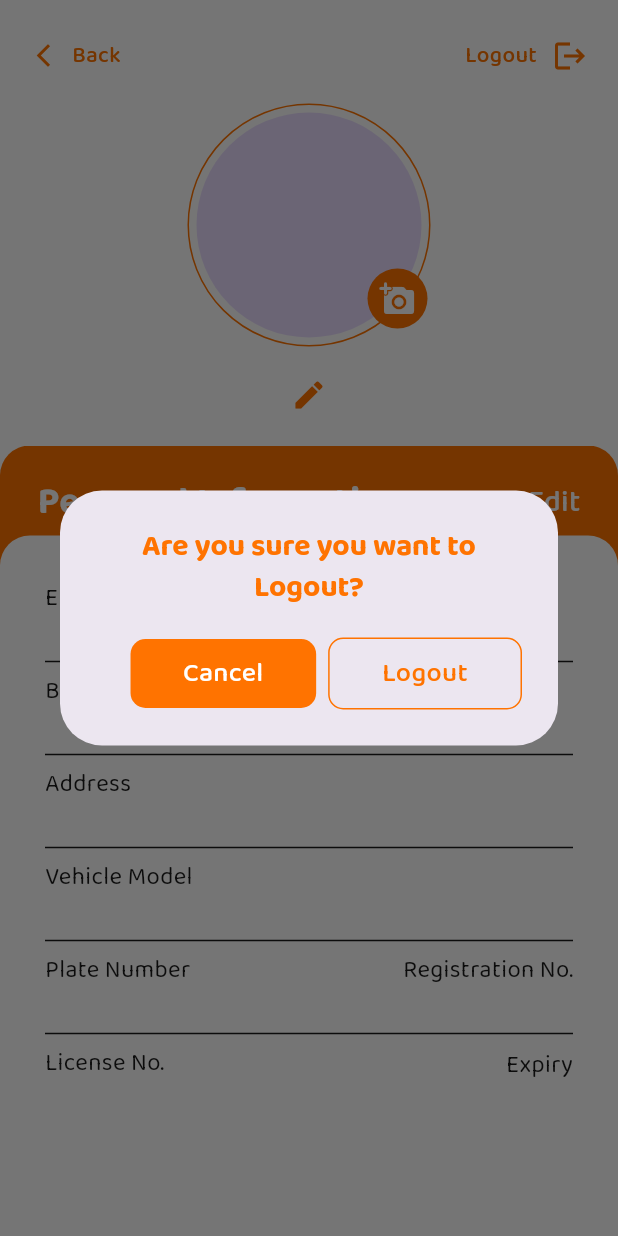
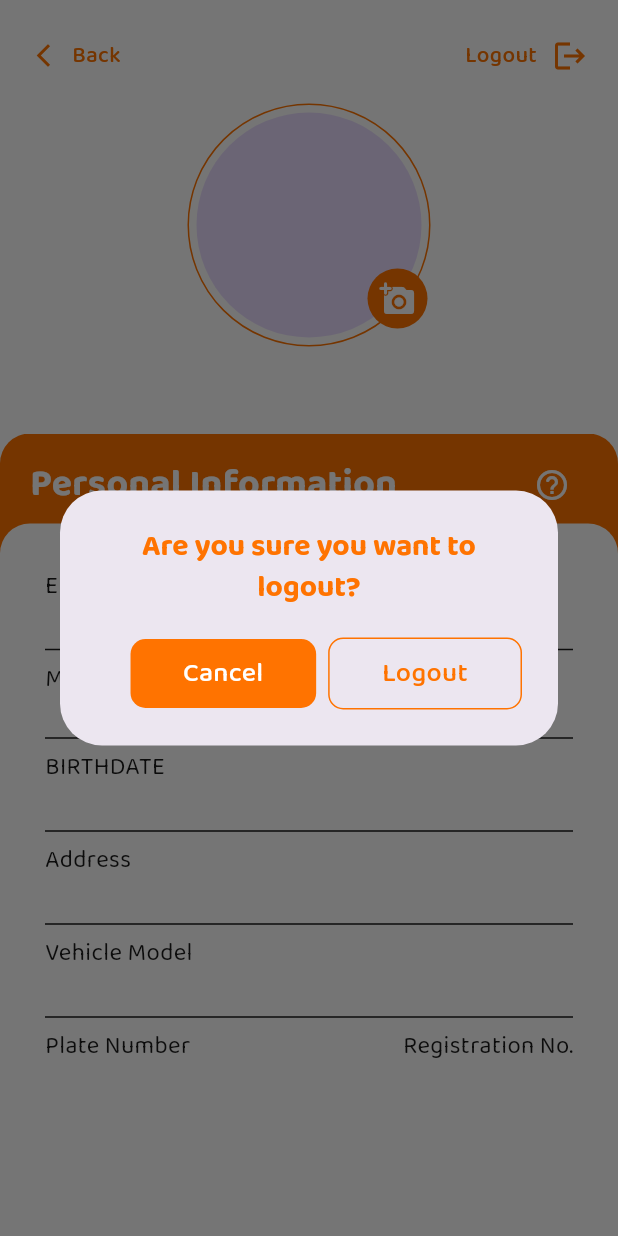
Before and after one commit to lansoyyy/zippy_rider, a Flutter app: the ProfilePage screen opened directly, after a tap on the "logout" icon, on a phone screen of 412 x 824 dp. Run offline on Flutter 3.47's test engine with Material 3 defaults, Android fonts, the phone set to English and light mode, and no system bars; our stand-ins replace cloud_firestore, firebase_auth, firebase_core, firebase_storage, fluttertoast, google_maps_flutter and 1 more; accounts and stored records are empty; network calls fail.

Commit message:
edited: user profiles

```diff
--- a/lib/screens/home_screen.dart
+++ b/lib/screens/home_screen.dart
@@ -168,6 +168,7 @@
                         SizedBox(
                           width: 300,
                           child: TextWidget(
+                            align: TextAlign.left,
                             text: 'Good Day! Rider ${userData!['name']}',
                             fontSize: 22,
                             fontFamily: 'Bold',
--- a/lib/screens/pages/profile_page.dart
+++ b/lib/screens/pages/profile_page.dart
@@ -278,7 +278,7 @@
                                 builder: (context) {
                                   return AlertDialog(
                                     title: TextWidget(
-                                      text: 'Are you sure you want to Logout?',
+                                      text: 'Are you sure you want to logout?',
                                       fontSize: 20,
                                       color: secondary,
                                       fontFamily: 'Bold',
@@ -433,24 +433,18 @@
                         ),
                       ],
                     )
-                  : Row(
-                      mainAxisAlignment: MainAxisAlignment.center,
-                      children: [
-                        TextWidget(
+                  : GestureDetector(
+                      onDoubleTap: () {
+                        setState(() {
+                          isNameEditing = true;
+                        });
+                      },
+                      child: TextWidget(
                         text: '${userData?['name']}' ?? '....',
                         fontSize: 28,
                         color: secondary,
                         fontFamily: 'Bold',
                       ),
-                        IconButton(
-                          icon: const Icon(Icons.edit, color: secondary),
-                          onPressed: () {
-                            setState(() {
-                              isNameEditing = true;
-                            });
-                          },
-                        ),
-                      ],
                     ),
             ),
             const SizedBox(
@@ -468,13 +462,12 @@
                       topRight: Radius.circular(20),
                     ),
                   ),
-                  child: Padding(
+                  child: Column(
+                    children: [
+                      Padding(
                         padding:
-                        const EdgeInsets.only(top: 20, left: 25, right: 25),
-                    child: Column(
-                      mainAxisAlignment: MainAxisAlignment.start,
-                      children: [
-                        Row(
+                            const EdgeInsets.only(left: 20, right: 20, top: 10),
+                        child: Row(
                           mainAxisAlignment: MainAxisAlignment.spaceBetween,
                           children: [
                             TextWidget(
@@ -485,34 +478,35 @@
                             ),
                             GestureDetector(
                               onTap: () {
-                                setState(() {
-                                  isNumEditing = true;
-                                  isEmailEditing = true;
-                                  isBdayEditing = true;
-                                  isAddEditing = true;
-                                  isVehEditing = true;
-                                  numberController.text =
-                                      userData!['number'] ?? '';
-                                  emailController.text =
-                                      userData!['email'] ?? '';
-                                  bdayController.text = userData!['bday'] ?? '';
-                                  addController.text =
-                                      userData!['address'] ?? '';
-                                  vehController.text =
-                                      userData!['vehicleModel'] ?? '';
-                                });
+                                // setState(() {
+                                //   isNumEditing = true;
+                                //   isEmailEditing = true;
+                                //   isBdayEditing = true;
+                                //   isAddEditing = true;
+                                //   isVehEditing = true;
+                                //   numberController.text =
+                                //       userData!['number'] ?? '';
+                                //   emailController.text =
+                                //       userData!['email'] ?? '';
+                                //   bdayController.text = userData!['bday'] ?? '';
+                                //   addController.text =
+                                //       userData!['address'] ?? '';
+                                //   vehController.text =
+                                //       userData!['vehicleModel'] ?? '';
+                                // });
                               },
-                              child: TextWidget(
-                                text: 'Edit',
-                                fontSize: 20,
-                                color: Colors.white,
-                                fontFamily: 'Medium',
+                              child: IconButton(
+                                  onPressed: () {
+                                    showToast(
+                                        'Double click each field to edit information');
+                                  },
+                                  icon: const Icon(Icons.help_outline_rounded,
+                                      color: Colors.white)),
+                            ),
+                          ],
                         ),
                       ),
                     ],
-                        ),
-                      ],
-                    ),
                   ),
                 ),
                 Positioned(
@@ -529,11 +523,12 @@
                       ),
                     ),
                     width: double.infinity,
+                    child: Padding(
+                      padding: const EdgeInsets.only(left: 30, right: 30),
                       child: Column(
                         children: [
                           Padding(
-                          padding: const EdgeInsets.only(
-                              left: 30, top: 30, right: 70),
+                            padding: const EdgeInsets.only(top: 30),
                             child: Row(
                               mainAxisAlignment: MainAxisAlignment.spaceBetween,
                               children: [
@@ -543,28 +538,17 @@
                                   color: black,
                                   fontFamily: 'Regular',
                                 ),
-                              // const SizedBox(
-                              //   width: 120,
-                              // ),
-                              TextWidget(
-                                text: 'MOBILE NUMBER',
-                                fontSize: 16,
-                                color: black,
-                                fontFamily: 'Regular',
-                              ),
                               ],
                             ),
                           ),
-                        Padding(
-                          padding: const EdgeInsets.only(left: 30),
-                          child: Row(
+                          Row(
                             mainAxisAlignment: MainAxisAlignment.start,
                             children: [
                               isEmailEditing
                                   ? Row(
                                       children: [
                                         SizedBox(
-                                          width: 80,
+                                          width: 200,
                                           child: TextField(
                                             decoration: const InputDecoration(
                                                 border: InputBorder.none),
@@ -613,32 +597,49 @@
                                         ),
                                       ],
                                     )
-                                  : Row(
-                                      children: [
-                                        TextWidget(
-                                          text:
-                                              '${userData?['email']}' ?? '....',
+                                  : GestureDetector(
+                                      onDoubleTap: () {
+                                        setState(() {
+                                          isEmailEditing = true;
+                                        });
+                                      },
+                                      child: TextWidget(
+                                        text: '${userData?['email']}' ?? '....',
                                         fontSize: 16,
                                         color: secondary,
                                         fontFamily: 'Medium',
                                       ),
+                                    ),
                             ],
                           ),
-                              isNumEditing
-                                  ? const SizedBox(
-                                      width: 0,
-                                    )
-                                  : const SizedBox(
-                                      width: 85,
+                          Divider(color: black),
+                          Row(
+                            mainAxisAlignment: MainAxisAlignment.start,
+                            crossAxisAlignment: CrossAxisAlignment.center,
+                            children: [
+                              Column(
+                                crossAxisAlignment: CrossAxisAlignment.start,
+                                children: [
+                                  TextWidget(
+                                    text: 'MOBILE NUMBER',
+                                    fontSize: 16,
+                                    color: black,
+                                    fontFamily: 'Regular',
                                   ),
                                   isNumEditing
                                       ? Row(
                                           children: [
                                             SizedBox(
-                                          width: 80,
+                                              width: 200,
                                               child: TextField(
-                                            decoration: const InputDecoration(
-                                                border: InputBorder.none),
+                                                maxLength: 11,
+                                                keyboardType:
+                                                    const TextInputType
+                                                        .numberWithOptions(),
+                                                decoration:
+                                                    const InputDecoration(
+                                                        border:
+                                                            InputBorder.none),
                                                 controller: numberController,
                                                 style: const TextStyle(
                                                   color: secondary,
@@ -656,7 +657,8 @@
                                               onPressed:
                                                   updateNumber, // Confirm number update
                                             ),
-                                        const Padding(padding: EdgeInsets.zero),
+                                            const Padding(
+                                                padding: EdgeInsets.zero),
                                             IconButton(
                                               icon: const Icon(Icons.cancel,
                                                   color: Colors.red, size: 17),
@@ -670,26 +672,24 @@
                                             ),
                                           ],
                                         )
-                                  : Row(
-                                      children: [
-                                        TextWidget(
+                                      : GestureDetector(
+                                          onDoubleTap: () => setState(() {
+                                            isNumEditing = true;
+                                          }),
+                                          child: TextWidget(
                                             text: '${userData?['number']}' ??
                                                 '....',
                                             fontSize: 14,
                                             color: secondary,
                                             fontFamily: 'Medium',
                                           ),
+                                        ),
                                 ],
                               ),
                             ],
                           ),
-                        ),
-                        Padding(
-                            padding: const EdgeInsets.only(left: 30, right: 30),
-                            child: Divider(color: black)),
-                        Padding(
-                            padding: const EdgeInsets.only(left: 30, right: 30),
-                            child: Row(
+                          Divider(color: black),
+                          Row(
                             mainAxisAlignment: MainAxisAlignment.start,
                             crossAxisAlignment: CrossAxisAlignment.center,
                             children: [
@@ -706,7 +706,7 @@
                                       ? Row(
                                           children: [
                                             SizedBox(
-                                                width: 80,
+                                              width: 200,
                                               child: TextField(
                                                 decoration:
                                                     const InputDecoration(
@@ -733,8 +733,7 @@
                                                 padding: EdgeInsets.zero),
                                             IconButton(
                                               icon: const Icon(Icons.cancel,
-                                                    color: Colors.red,
-                                                    size: 17),
+                                                  color: Colors.red, size: 17),
                                               onPressed: () {
                                                 setState(() {
                                                   isBdayEditing = false;
@@ -745,27 +744,24 @@
                                             ),
                                           ],
                                         )
-                                        : Row(
-                                            children: [
-                                              TextWidget(
+                                      : GestureDetector(
+                                          onDoubleTap: () => setState(() {
+                                            isBdayEditing = true;
+                                          }),
+                                          child: TextWidget(
                                             text: '${userData?['bday']}' ??
                                                 '....',
                                             fontSize: 16,
                                             color: secondary,
                                             fontFamily: 'Medium',
                                           ),
+                                        ),
                                 ],
                               ),
                             ],
                           ),
-                              ],
-                            )),
-                        Padding(
-                            padding: const EdgeInsets.only(left: 30, right: 30),
-                            child: Divider(color: black)),
-                        Padding(
-                          padding: const EdgeInsets.only(left: 30, right: 30),
-                          child: Row(
+                          Divider(color: black),
+                          Row(
                             mainAxisAlignment: MainAxisAlignment.start,
                             crossAxisAlignment: CrossAxisAlignment.center,
                             children: [
@@ -782,7 +778,7 @@
                                       ? Row(
                                           children: [
                                             SizedBox(
-                                              width: 80,
+                                              width: 200,
                                               child: TextField(
                                                 decoration:
                                                     const InputDecoration(
@@ -820,28 +816,24 @@
                                             ),
                                           ],
                                         )
-                                      : Row(
-                                          children: [
-                                            TextWidget(
+                                      : GestureDetector(
+                                          onDoubleTap: () => setState(() {
+                                            isAddEditing = true;
+                                          }),
+                                          child: TextWidget(
                                             text: '${userData?['address']}' ??
                                                 '....',
                                             fontSize: 16,
                                             color: secondary,
                                             fontFamily: 'Medium',
                                           ),
-                                          ],
                                         ),
                                 ],
                               ),
                             ],
                           ),
-                        ),
-                        Padding(
-                            padding: const EdgeInsets.only(left: 30, right: 30),
-                            child: Divider(color: black)),
-                        Padding(
-                          padding: const EdgeInsets.only(left: 30, right: 30),
-                          child: Row(
+                          Divider(color: black),
+                          Row(
                             mainAxisAlignment: MainAxisAlignment.start,
                             crossAxisAlignment: CrossAxisAlignment.center,
                             children: [
@@ -858,7 +850,7 @@
                                       ? Row(
                                           children: [
                                             SizedBox(
-                                              width: 80,
+                                              width: 200,
                                               child: TextField(
                                                 decoration:
                                                     const InputDecoration(
@@ -896,9 +888,11 @@
                                             ),
                                           ],
                                         )
-                                      : Row(
-                                          children: [
-                                            TextWidget(
+                                      : GestureDetector(
+                                          onDoubleTap: () => setState(() {
+                                            isVehEditing = true;
+                                          }),
+                                          child: TextWidget(
                                             text:
                                                 '${userData?['vehicleModel']}' ??
                                                     '....',
@@ -906,19 +900,13 @@
                                             color: secondary,
                                             fontFamily: 'Medium',
                                           ),
-                                          ],
                                         ),
                                 ],
                               ),
                             ],
                           ),
-                        ),
-                        Padding(
-                            padding: const EdgeInsets.only(left: 30, right: 30),
-                            child: Divider(color: black)),
-                        Padding(
-                          padding: const EdgeInsets.only(left: 30, right: 30),
-                          child: Row(
+                          Divider(color: black),
+                          Row(
                             mainAxisAlignment: MainAxisAlignment.spaceBetween,
                             children: [
                               Column(
@@ -964,13 +952,8 @@
                               ),
                             ],
                           ),
-                        ),
-                        Padding(
-                            padding: const EdgeInsets.only(left: 30, right: 30),
-                            child: Divider(color: black)),
-                        Padding(
-                          padding: const EdgeInsets.only(left: 30, right: 30),
-                          child: Row(
+                          Divider(color: black),
+                          Row(
                             mainAxisAlignment: MainAxisAlignment.spaceBetween,
                             children: [
                               Column(
@@ -1015,8 +998,8 @@
                               ),
                             ],
                           ),
+                        ],
                       ),
-                      ],
                     ),
                   ),
                 ),
--- a/lib/screens/tabs/history_tab.dart
+++ b/lib/screens/tabs/history_tab.dart
@@ -89,6 +89,7 @@
                         SizedBox(
                           width: 300,
                           child: TextWidget(
+                            align: TextAlign.start,
                             text: 'Good day! Rider $riderName',
                             fontSize: 22,
                             fontFamily: 'Bold',
--- a/lib/screens/tabs/sales_tab.dart
+++ b/lib/screens/tabs/sales_tab.dart
@@ -125,6 +125,7 @@
                           SizedBox(
                             width: 300,
                             child: TextWidget(
+                              align: TextAlign.start,
                               text: 'Good day! Rider $riderName',
                               fontSize: 22,
                               fontFamily: 'Bold',
--- a/lib/widgets/toast_widget.dart
+++ b/lib/widgets/toast_widget.dart
@@ -1,9 +1,10 @@
 import 'package:flutter/material.dart';
 import 'package:fluttertoast/fluttertoast.dart';
+import 'package:zippy/utils/colors.dart';
 
 Future<bool?> showToast(msg) {
   return Fluttertoast.showToast(
-    backgroundColor: Colors.red,
+    backgroundColor: secondary,
     toastLength: Toast.LENGTH_LONG,
     msg: msg,
   );
```
Lines whose indentation alone changed are shown as unchanged.
